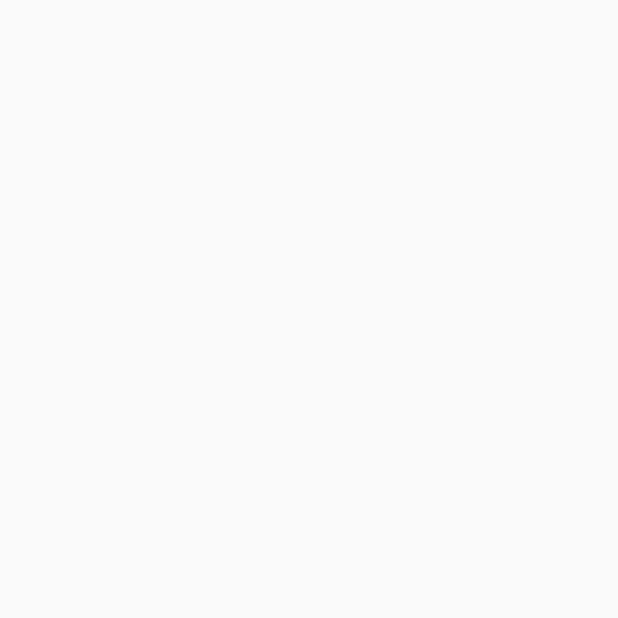
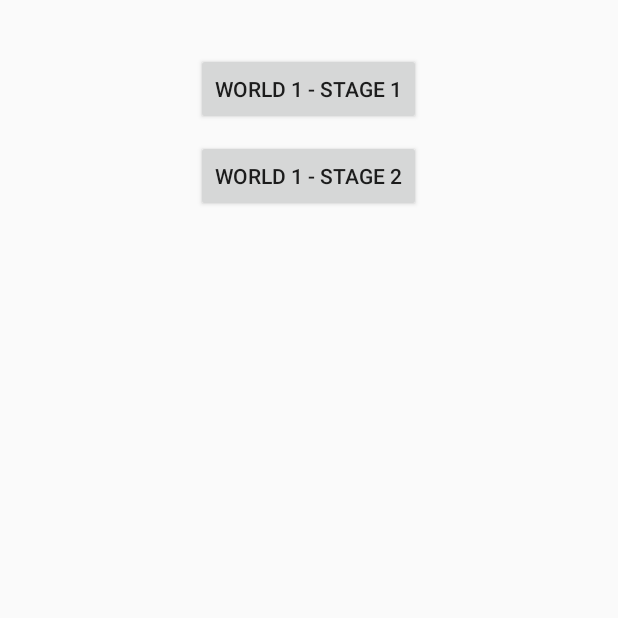
Before and after one commit to marrickchan/csci4100-finalproject, an Android app: the LevelSelect screen opened directly, with no data from a screen before it, on a phone screen of 412 x 824 dp, the top half of it. Before the commit the part shown is empty. Run offline under Robolectric (Android 15) with nearby library versions, the phone set to English and light mode, and no system bars.

Commit message:
Add level selection

```diff
--- a/app/src/main/AndroidManifest.xml
+++ b/app/src/main/AndroidManifest.xml
@@ -17,7 +17,8 @@
         </activity>
         <activity android:name=".LevelSelect" />
         <activity android:name=".Instructions" />
-        <activity android:name=".HighScores"></activity>
+        <activity android:name=".HighScores" />
+        <activity android:name=".World1Stage1"></activity>
     </application>
 
 </manifest>
--- a/app/src/main/java/net/uoit/mcjb/csci4100_finalproject/LevelSelect.java
+++ b/app/src/main/java/net/uoit/mcjb/csci4100_finalproject/LevelSelect.java
@@ -1,7 +1,11 @@
 package net.uoit.mcjb.csci4100_finalproject;
 
+import android.content.Intent;
 import android.support.v7.app.AppCompatActivity;
 import android.os.Bundle;
+import android.view.View;
+import android.widget.Button;
+import android.widget.ImageView;
 
 public class LevelSelect extends AppCompatActivity {
 
@@ -9,5 +13,19 @@ public class LevelSelect extends AppCompatActivity {
     protected void onCreate(Bundle savedInstanceState) {
         super.onCreate(savedInstanceState);
         setContentView(R.layout.activity_level_select);
+
+        // Get Buttons
+        Button w1s1SelectButton = (Button)findViewById(R.id.w1s1Select);
+        Button w1s2SelectButton = (Button)findViewById(R.id.w1s2Select);
+
+
+        // Start Game
+        w1s1SelectButton.setOnClickListener(new View.OnClickListener() {
+            @Override
+            public void onClick(View v) {
+                Intent w1s1 = new Intent(LevelSelect.this, World1Stage1.class);
+                startActivity(w1s1);
+            }
+        });
     }
 }
--- a/app/src/main/res/layout/activity_level_select.xml
+++ b/app/src/main/res/layout/activity_level_select.xml
@@ -6,4 +6,21 @@
     android:layout_height="match_parent"
     tools:context="net.uoit.mcjb.csci4100_finalproject.LevelSelect">
 
+    <Button
+    android:layout_width="150dp"
+    android:layout_height="wrap_content"
+    android:layout_centerHorizontal="true"
+    android:layout_marginTop="35dp"
+    android:id="@+id/w1s1Select"
+    android:text="@string/w1s1"/>
+
+    <Button
+        android:layout_width="150dp"
+        android:layout_height="wrap_content"
+        android:layout_centerHorizontal="true"
+        android:layout_marginTop="10dp"
+        android:layout_below="@id/w1s1Select"
+        android:id="@+id/w1s2Select"
+        android:text="@string/w1s2"/>
+
 </RelativeLayout>
--- a/app/src/main/res/values/strings.xml
+++ b/app/src/main/res/values/strings.xml
@@ -7,6 +7,16 @@
     <string name="instructionsButton">Instructions</string>
     <string name="highScoreButton">High Scores</string>
     <string name="exitButton">Exit Game</string>
+
+    <!-- Level select Screen -->
+    <string name="w1s1">World 1 - Stage 1</string>
+    <string name="w1s2">World 1 - Stage 2</string>
+    <string name="w1s3">World 1 - Stage 3</string>
+
+
+
+
+
 
     <!-- Instructions Screen -->
     <string name="instructionsTitle">Instructions</string>
```
Also changed, not shown: app/src/main/java/net/uoit/mcjb/csci4100_finalproject/World1Stage1.java (+71 -0 lines), app/src/main/res/layout/activity_world1_stage1.xml (+85 -0 lines).
